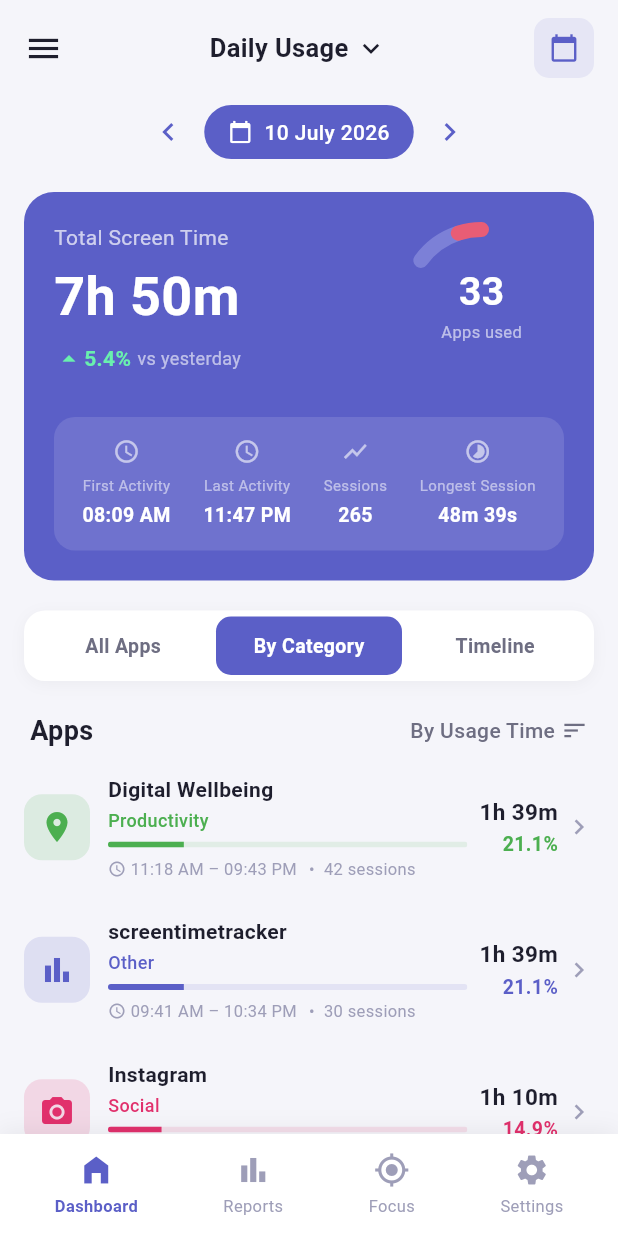
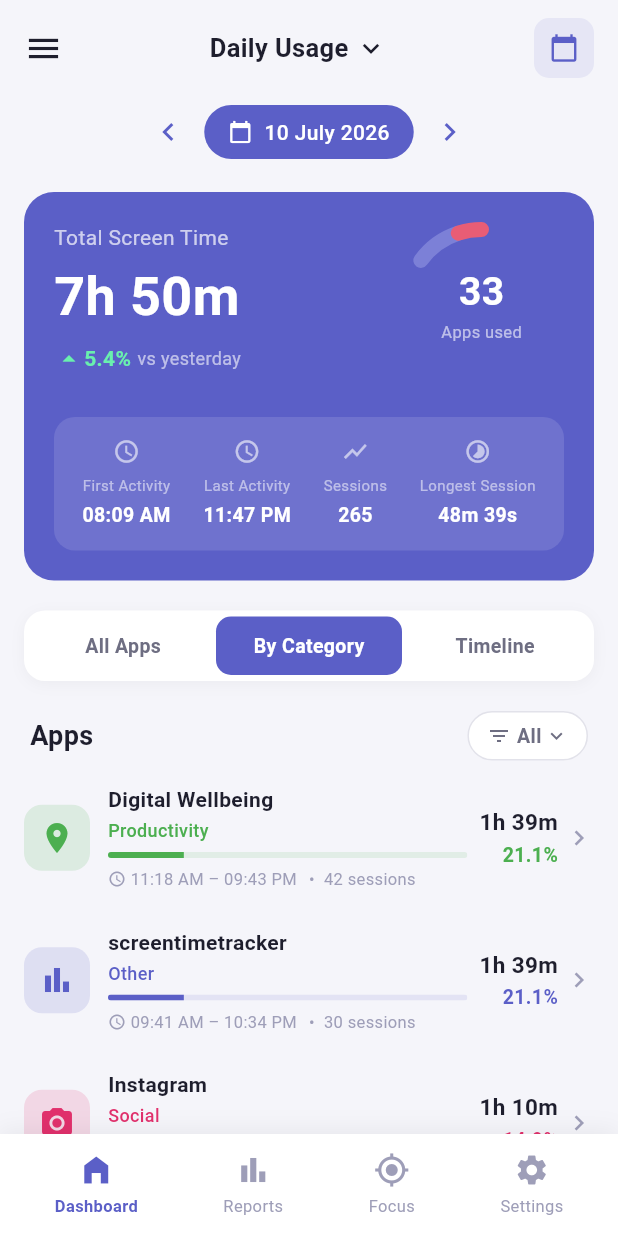
Before and after one commit to div-comcast/screentimetracker, a Flutter app: the screen it shows after launch, after a tap on "By Category", on a phone screen of 412 x 824 dp. Run offline on Flutter 3.47's test engine with Material 3 defaults, Android fonts, the phone set to English and light mode, and no system bars.

Commit message:
category

```diff
--- a/lib/frontend/screens/dashboard.dart
+++ b/lib/frontend/screens/dashboard.dart
@@ -17,6 +17,18 @@
 
 class _DashboardScreenState extends State<DashboardScreen> {
   int _selectedTab = 0;
+  String _selectedCategory = 'All';
+
+  // Backend categories from AppCategory enum
+  static const _categories = [
+    'All', 'Games', 'Audio', 'Videos', 'Photos',
+    'Social', 'News', 'Maps', 'Productivity', 'Other',
+  ];
+
+  List<DummyAppUsage> get _filteredApps {
+    if (_selectedTab != 1 || _selectedCategory == 'All') return dummyApps;
+    return dummyApps.where((a) => a.category == _selectedCategory).toList();
+  }
 
   @override
   Widget build(BuildContext context) {
@@ -72,20 +84,36 @@
               SliverToBoxAdapter(child: _buildSortHeader()),
 
               // ── App List ─────────────────────────────────────────
+              if (_filteredApps.isEmpty)
+                SliverToBoxAdapter(
+                  child: Padding(
+                    padding: const EdgeInsets.symmetric(vertical: 48),
+                    child: Center(
+                      child: Text(
+                        'No apps in this category',
+                        style: AppTheme.bodyMedium.copyWith(color: AppTheme.textMuted),
+                      ),
+                    ),
+                  ),
+                )
+              else
                 SliverList(
                   delegate: SliverChildBuilderDelegate(
-                  (context, index) => AppUsageTile(
-                    app: dummyApps[index],
+                    (context, index) {
+                      final app = _filteredApps[index];
+                      return AppUsageTile(
+                        app: app,
                         onTap: () {
                           Navigator.push(
                             context,
                             MaterialPageRoute(
-                          builder: (_) => SessionsScreen(app: dummyApps[index]),
+                              builder: (_) => SessionsScreen(app: app),
                             ),
                           );
                         },
-                  ),
-                  childCount: dummyApps.length,
+                      );
+                    },
+                    childCount: _filteredApps.length,
                   ),
                 ),
             ],
@@ -181,7 +209,7 @@
     );
   }
 
-  // ─── "Apps" label + "By Usage Time" sort ──────────────────────────
+  // ─── "Apps" label + "By Usage Time" sort + category filter ─────────
 
   Widget _buildSortHeader() {
     return Padding(
@@ -190,20 +218,117 @@
         children: [
           const Text('Apps', style: AppTheme.headlineMedium),
           const Spacer(),
+          if (_selectedTab == 1) ...[
+            GestureDetector(
+              onTap: _showCategorySheet,
+              child: Container(
+                padding: const EdgeInsets.symmetric(horizontal: 12, vertical: 6),
+                decoration: BoxDecoration(
+                  color: _selectedCategory == 'All'
+                      ? Colors.white
+                      : AppTheme.primary.withValues(alpha: 0.1),
+                  borderRadius: BorderRadius.circular(20),
+                  border: Border.all(
+                    color: _selectedCategory == 'All'
+                        ? AppTheme.textMuted.withValues(alpha: 0.3)
+                        : AppTheme.primary.withValues(alpha: 0.4),
+                  ),
+                ),
+                child: Row(
+                  mainAxisSize: MainAxisSize.min,
+                  children: [
+                    Icon(Icons.filter_list, size: 16,
+                        color: _selectedCategory == 'All' ? AppTheme.textSecondary : AppTheme.primary),
+                    const SizedBox(width: 4),
+                    Text(
+                      _selectedCategory,
+                      style: TextStyle(
+                        fontSize: 13,
+                        fontWeight: FontWeight.w600,
+                        color: _selectedCategory == 'All' ? AppTheme.textSecondary : AppTheme.primary,
+                      ),
+                    ),
+                    const SizedBox(width: 2),
+                    Icon(Icons.keyboard_arrow_down, size: 16,
+                        color: _selectedCategory == 'All' ? AppTheme.textSecondary : AppTheme.primary),
+                  ],
+                ),
+              ),
+            ),
+          ] else ...[
             Row(
               children: [
                 Text(
                   'By Usage Time',
-                style: AppTheme.bodyMedium.copyWith(
-                  fontWeight: FontWeight.w500,
-                ),
+                  style: AppTheme.bodyMedium.copyWith(fontWeight: FontWeight.w500),
                 ),
                 const SizedBox(width: 4),
                 const Icon(Icons.sort, size: 18, color: AppTheme.textSecondary),
               ],
             ),
           ],
+        ],
       ),
     );
   }
+
+  // ─── Category bottom sheet ────────────────────────────────────────
+
+  void _showCategorySheet() {
+    showModalBottomSheet(
+      context: context,
+      backgroundColor: Colors.transparent,
+      builder: (ctx) {
+        return Container(
+          decoration: const BoxDecoration(
+            color: Colors.white,
+            borderRadius: BorderRadius.vertical(top: Radius.circular(20)),
+          ),
+          child: Column(
+            mainAxisSize: MainAxisSize.min,
+            children: [
+              const SizedBox(height: 12),
+              Container(
+                width: 40,
+                height: 4,
+                decoration: BoxDecoration(
+                  color: AppTheme.textMuted.withValues(alpha: 0.3),
+                  borderRadius: BorderRadius.circular(2),
+                ),
+              ),
+              const SizedBox(height: 16),
+              const Text(
+                'Filter by Category',
+                style: TextStyle(fontSize: 16, fontWeight: FontWeight.w700, color: AppTheme.textPrimary),
+              ),
+              const SizedBox(height: 12),
+              ...(_categories.map((cat) {
+                final isSelected = cat == _selectedCategory;
+                return ListTile(
+                  leading: Icon(
+                    isSelected ? Icons.check_circle : Icons.circle_outlined,
+                    color: isSelected ? AppTheme.primary : AppTheme.textMuted,
+                    size: 22,
+                  ),
+                  title: Text(
+                    cat,
+                    style: TextStyle(
+                      fontSize: 15,
+                      fontWeight: isSelected ? FontWeight.w600 : FontWeight.w400,
+                      color: isSelected ? AppTheme.primary : AppTheme.textPrimary,
+                    ),
+                  ),
+                  onTap: () {
+                    setState(() => _selectedCategory = cat);
+                    Navigator.pop(ctx);
+                  },
+                );
+              })),
+              SizedBox(height: MediaQuery.of(ctx).padding.bottom + 16),
+            ],
+          ),
+        );
+      },
+    );
   }
+}
```
Lines whose indentation alone changed are shown as unchanged.
